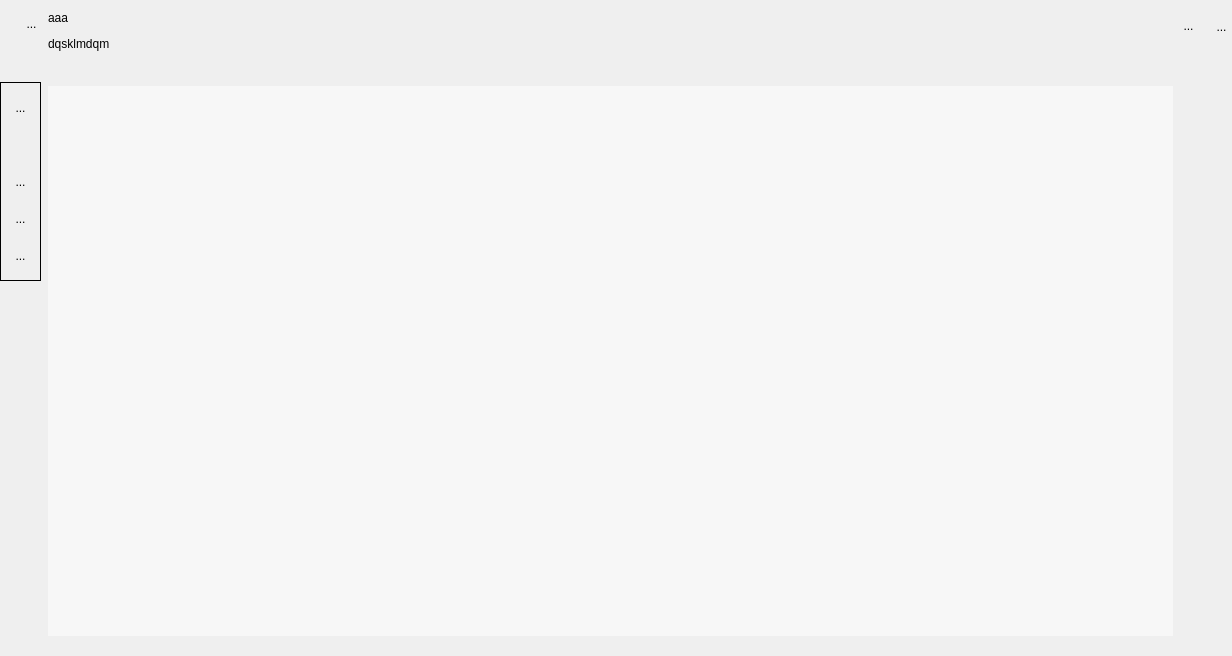
The window that UiQT5/desWidgetTableau.ui (SalomePlatform/eficas_tools) describes before a commit, drawn with Qt 5.
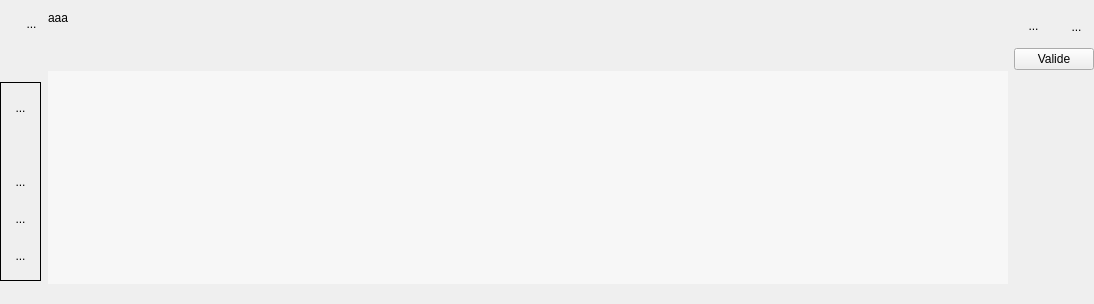
The same window after the commit. Icons and pictures are not drawn. Custom widgets are drawn as their Qt base class.

```diff
--- a/UiQT5/desWidgetTableau.ui
+++ b/UiQT5/desWidgetTableau.ui
@@ -6,8 +6,8 @@
    <rect>
     <x>0</x>
     <y>0</y>
-    <width>1232</width>
-    <height>656</height>
+    <width>1094</width>
+    <height>304</height>
    </rect>
   </property>
   <property name="sizePolicy">
@@ -443,8 +443,8 @@
             <rect>
              <x>0</x>
              <y>0</y>
-             <width>1109</width>
-             <height>526</height>
+             <width>947</width>
+             <height>205</height>
             </rect>
            </property>
            <property name="sizePolicy">
@@ -584,6 +584,13 @@
        </item>
       </layout>
      </item>
+     <item>
+      <widget class="QPushButton" name="PBValideFeuille">
+       <property name="text">
+        <string>Valide</string>
+       </property>
+      </widget>
+     </item>
      <item>
       <spacer name="verticalSpacer_2">
        <property name="orientation">
```
Left out of the diff: 20 changed lines with no effect on the pictures.
